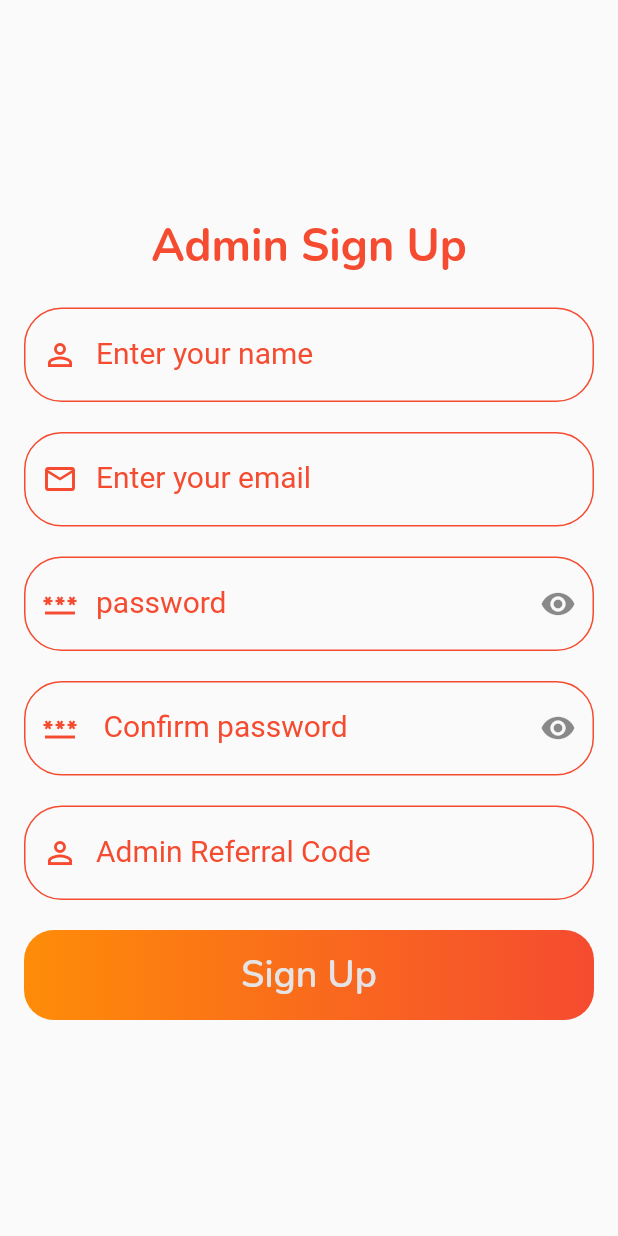
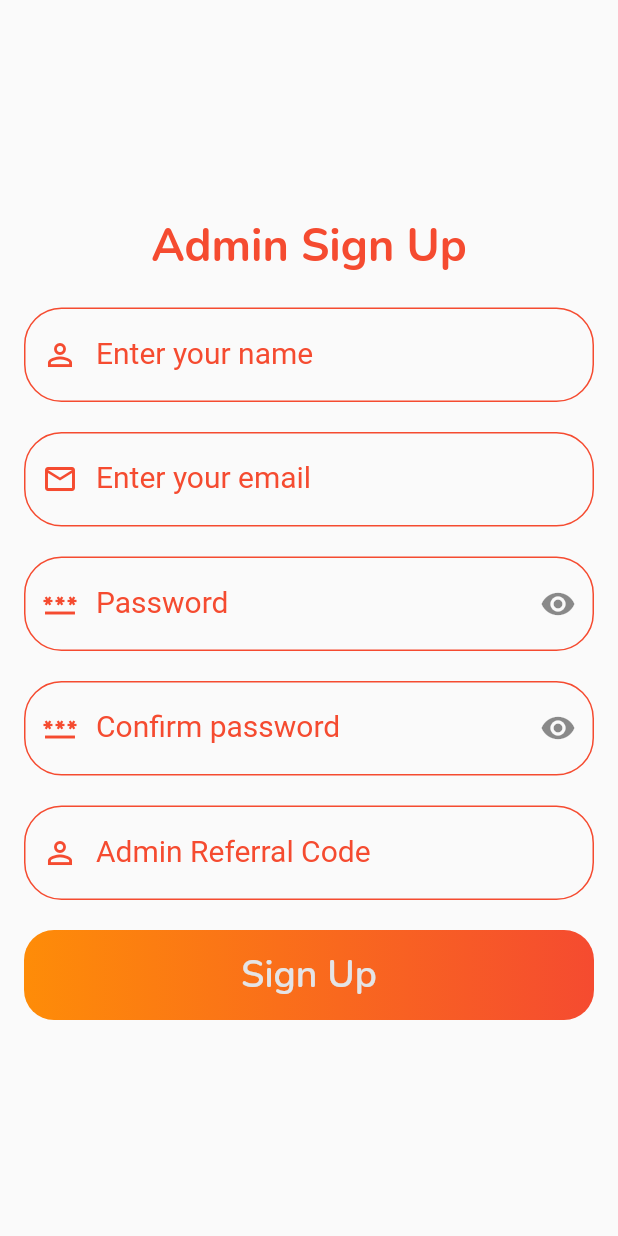
Before and after one commit to Tofazzal-2443/Library-Management, a Flutter app: the screen it shows after launch, on a phone screen of 412 x 824 dp. Run offline on Flutter 3.47's test engine with Material 2 defaults, Android fonts, the phone set to English and light mode, and no system bars; our stand-ins replace google_fonts, new_gradient_app_bar.

Commit message:
admin Model class

```diff
--- /dev/null
+++ b/lib/models/Admin_model.dart
@@ -0,0 +1,47 @@
+const String tableAdmin = 'tbl_admin';
+const String tblAdminColId = 'admin_id';
+const String tblAdminColName = 'name';
+const String tblAdminColEmail = 'email';
+const String tblAdminColPassword = 'password';
+const String tblAdminColConfirmPassword = 'confirm_password';
+const String tblAdminColReferral = 'referral';
+
+
+class AdminModel {
+  int? adminId;
+  String name, email, password, confirmPassword, referral;
+
+  AdminModel({
+    this.adminId,
+    required this.name,
+    required this.email,
+    required this.password,
+    required this.confirmPassword,
+    required this.referral,
+  });
+
+  Map<String, dynamic> toMap() {
+    final map = <String, dynamic>{
+      tblAdminColName: name,
+      tblAdminColEmail: email,
+      tblAdminColPassword: password,
+      tblAdminColConfirmPassword: confirmPassword,
+      tblAdminColReferral: referral,
+    };
+
+    if (adminId != null) {
+      map[tblAdminColId] = adminId;
+    }
+    return map;
+  }
+
+  factory AdminModel.fromMap(Map<String, dynamic>map) =>
+      AdminModel(
+        adminId: map[tblAdminColId],
+        name: map[tblAdminColName],
+        email: map[tblAdminColEmail],
+        password: map[tblAdminColPassword],
+        confirmPassword: map[tblAdminColConfirmPassword],
+        referral: map[tblAdminColReferral],
+      );
+}
--- a/lib/pages/admin/signup_page.dart
+++ b/lib/pages/admin/signup_page.dart
@@ -146,48 +146,12 @@ class _SignUpPageState extends State<SignUpPage> {
                     ),
 
                     //********* password Text field
-                    TextFormField(
-                      style: TextStyle(
-                        fontSize: 20,
-                      ),
-                      decoration: InputDecoration(
-                        enabledBorder: OutlineInputBorder(
-                          borderRadius: BorderRadius.circular(25),
-                          borderSide: BorderSide(
-                            color: clrText,
-                          ),
-                        ),
-                        focusedBorder: OutlineInputBorder(
-                          borderRadius: BorderRadius.circular(25),
-                          borderSide: BorderSide(
-                            color: clrText,
-                          ),
-                        ),
-                        errorBorder: OutlineInputBorder(
-                          borderRadius: BorderRadius.circular(25),
-                          borderSide: BorderSide(
-                            color: clrText,
-                          ),
-                        ),
-                        focusedErrorBorder: OutlineInputBorder(
-                          borderRadius: BorderRadius.circular(25),
-                          borderSide: BorderSide(
-                            color: Colors.red,
-                          ),
-                        ),
-                        errorStyle: TextStyle(color: Colors.redAccent),
-                        hintText: "password",
-                        labelText: "password",
-                        labelStyle: TextStyle(
-                          color: clrText,
-                        ),
-                        prefixIcon: Icon(
-                          Icons.password,
-                          color: clrText,
-                        ),
-                        suffixIcon: Icon(_isObsecure
-                            ? Icons.visibility
-                            : Icons.visibility_off),
+                    CommonTextField(
+                      hintText: "Password",
+                      labelText: "Password",
+                      prefixIcon: Icon(Icons.password, color: clrText,),
+                      suffixIcon: Icon(
+                        _isObsecure ? Icons.visibility : Icons.visibility_off,
                       ),
                     ),
 
@@ -195,94 +159,29 @@ class _SignUpPageState extends State<SignUpPage> {
                       height: 20,
                     ),
 
-                    //********************* password Text field
-                    TextFormField(
-                      style: TextStyle(
-                        fontSize: 20,
+                    //*********************Confirm password Text field
+                    CommonTextField(
+                      hintText: "Confirm password",
+                      labelText: "Confirm password",
+                      prefixIcon: Icon(
+                        Icons.password,
+                        color: clrText,
                       ),
-                      decoration: InputDecoration(
-                        enabledBorder: OutlineInputBorder(
-                          borderRadius: BorderRadius.circular(25),
-                          borderSide: BorderSide(
-                            color: clrText,
-                          ),
-                        ),
-                        focusedBorder: OutlineInputBorder(
-                          borderRadius: BorderRadius.circular(25),
-                          borderSide: BorderSide(
-                            color: clrText,
-                          ),
-                        ),
-                        errorBorder: OutlineInputBorder(
-                          borderRadius: BorderRadius.circular(25),
-                          borderSide: BorderSide(
-                            color: clrText,
-                          ),
-                        ),
-                        focusedErrorBorder: OutlineInputBorder(
-                          borderRadius: BorderRadius.circular(25),
-                          borderSide: BorderSide(
-                            color: Colors.red,
-                          ),
-                        ),
-                        errorStyle: TextStyle(color: Colors.redAccent),
-                        hintText: "Confirm password",
-                        labelText: " Confirm password",
-                        labelStyle: TextStyle(
-                          color: clrText,
-                        ),
-                        prefixIcon: Icon(
-                          Icons.password,
-                          color: clrText,
-                        ),
-                        suffixIcon: Icon(_isObsecure
-                            ? Icons.visibility
-                            : Icons.visibility_off),
+                      suffixIcon: Icon(
+                        _isObsecure ? Icons.visibility : Icons.visibility_off,
                       ),
                     ),
+
                     SizedBox(
                       height: 20,
                     ),
                     //********************Admin Referral Code Text field
-                    TextFormField(
-                      style: TextStyle(
-                        fontSize: 20,
-                      ),
-                      decoration: InputDecoration(
-                        enabledBorder: OutlineInputBorder(
-                          borderRadius: BorderRadius.circular(25),
-                          borderSide: BorderSide(
-                            color: clrText,
-                          ),
-                        ),
-                        focusedBorder: OutlineInputBorder(
-                          borderRadius: BorderRadius.circular(25),
-                          borderSide: BorderSide(
-                            color: clrText,
-                          ),
-                        ),
-                        errorBorder: OutlineInputBorder(
-                          borderRadius: BorderRadius.circular(25),
-                          borderSide: BorderSide(
-                            color: clrText,
-                          ),
-                        ),
-                        focusedErrorBorder: OutlineInputBorder(
-                          borderRadius: BorderRadius.circular(25),
-                          borderSide: BorderSide(
-                            color: Colors.red,
-                          ),
-                        ),
-                        errorStyle: TextStyle(color: Colors.redAccent),
-                        hintText: "Admin Referral Code",
-                        labelText: "Admin Referral Code",
-                        labelStyle: TextStyle(
-                          color: clrText,
-                        ),
-                        prefixIcon: Icon(
-                          Icons.person_outline,
-                          color: clrText,
-                        ),
+                    CommonTextField(
+                      hintText: "Admin Referral Code",
+                      labelText: "Admin Referral Code",
+                      prefixIcon: Icon(
+                        Icons.person_outline,
+                        color: clrText,
                       ),
                     ),
                   ],
@@ -302,3 +201,59 @@ class _SignUpPageState extends State<SignUpPage> {
     );
   }
 }
+
+class CommonTextField extends StatelessWidget {
+  CommonTextField({
+    super.key,
+    required this.hintText,
+    required this.labelText,
+    this.prefixIcon,
+    this.suffixIcon,
+  });
+
+  String hintText, labelText;
+  Icon? suffixIcon, prefixIcon;
+
+  @override
+  Widget build(BuildContext context) {
+    return TextFormField(
+      style: TextStyle(
+        fontSize: 20,
+      ),
+      decoration: InputDecoration(
+        enabledBorder: OutlineInputBorder(
+          borderRadius: BorderRadius.circular(25),
+          borderSide: BorderSide(
+            color: clrText,
+          ),
+        ),
+        focusedBorder: OutlineInputBorder(
+          borderRadius: BorderRadius.circular(25),
+          borderSide: BorderSide(
+            color: clrText,
+          ),
+        ),
+        errorBorder: OutlineInputBorder(
+          borderRadius: BorderRadius.circular(25),
+          borderSide: BorderSide(
+            color: clrText,
+          ),
+        ),
+        focusedErrorBorder: OutlineInputBorder(
+          borderRadius: BorderRadius.circular(25),
+          borderSide: BorderSide(
+            color: Colors.red,
+          ),
+        ),
+        errorStyle: TextStyle(color: Colors.redAccent),
+        hintText: "$hintText",
+        labelText: "$labelText",
+        labelStyle: TextStyle(
+          color: clrText,
+        ),
+        prefixIcon: prefixIcon,
+        suffixIcon: suffixIcon,
+      ),
+    );
+  }
+}
```
